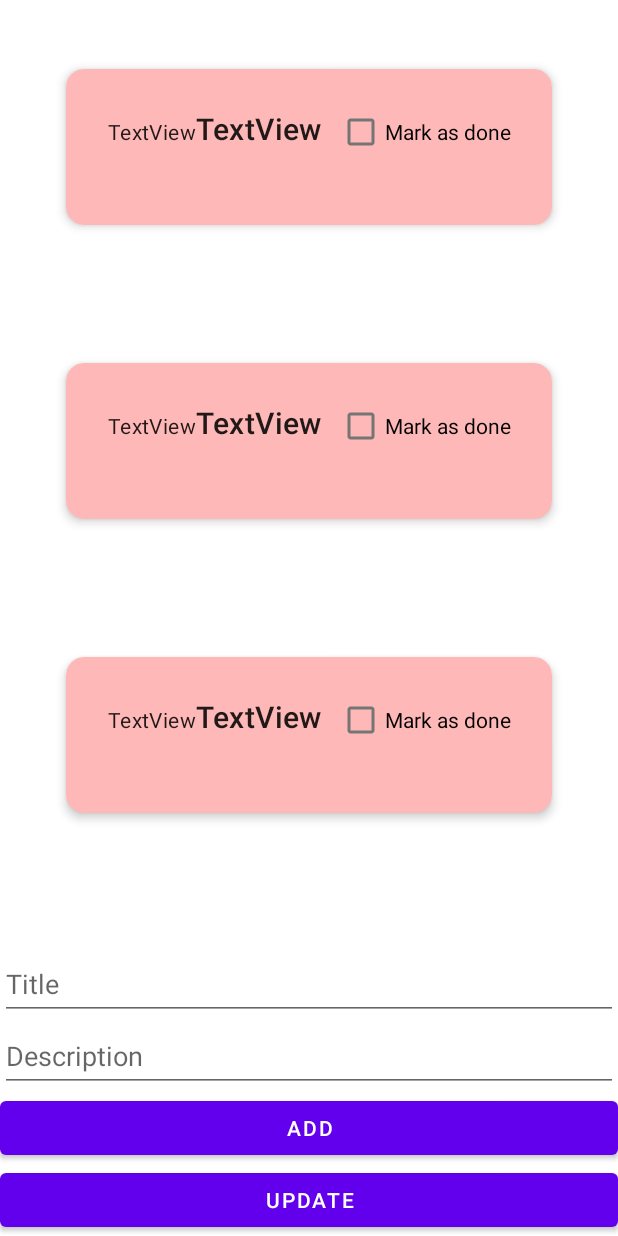
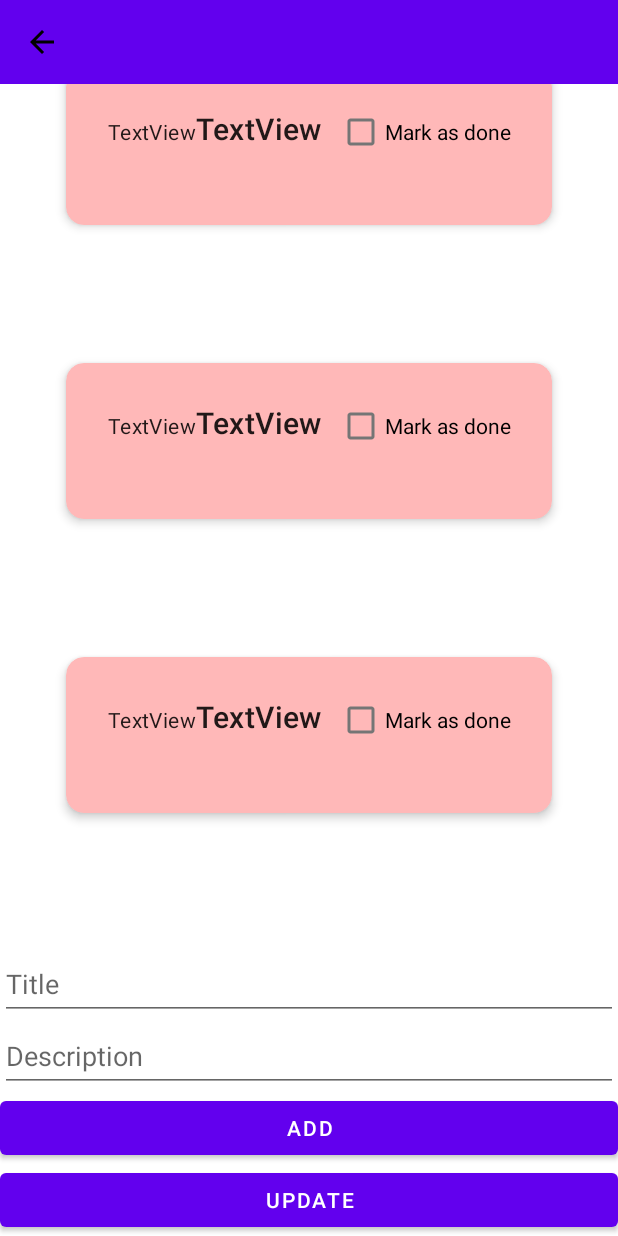
Before and after one commit to MobileAppDevelopmentKYL/ProdApp, an Android app built with Jetpack Compose: the layout fragment_todo_list.xml on its own in the app's theme, with its tools: preview values and no code run, on a phone screen of 412 x 824 dp. Run offline under Robolectric (Android 15) with nearby library versions, the phone set to English and light mode, and no system bars.

Commit message:
tool bar

```diff
--- /dev/null
+++ b/app/src/main/res/drawable/baseline_arrow_back_24.xml
@@ -0,0 +1,5 @@
+<vector xmlns:android="http://schemas.android.com/apk/res/android" android:autoMirrored="true" android:height="24dp" android:tint="#000000" android:viewportHeight="24" android:viewportWidth="24" android:width="24dp">
+
+    <path android:fillColor="@android:color/white" android:pathData="M20,11H7.83l5.59,-5.59L12,4l-8,8 8,8 1.41,-1.41L7.83,13H20v-2z"/>
+
+</vector>
--- a/app/src/main/res/layout/fragment_todo_list.xml
+++ b/app/src/main/res/layout/fragment_todo_list.xml
@@ -64,4 +64,14 @@
 
     </LinearLayout>
 
+    <androidx.appcompat.widget.Toolbar
+        android:id="@+id/toolbar"
+        android:layout_width="match_parent"
+        android:layout_height="wrap_content"
+        app:navigationIcon="@drawable/baseline_arrow_back_24"
+        android:background="?attr/colorPrimary"
+        android:minHeight="?attr/actionBarSize"
+        app:layout_constraintTop_toTopOf="parent"
+        android:theme="?attr/actionBarTheme" />
+
 </androidx.constraintlayout.widget.ConstraintLayout>
```
